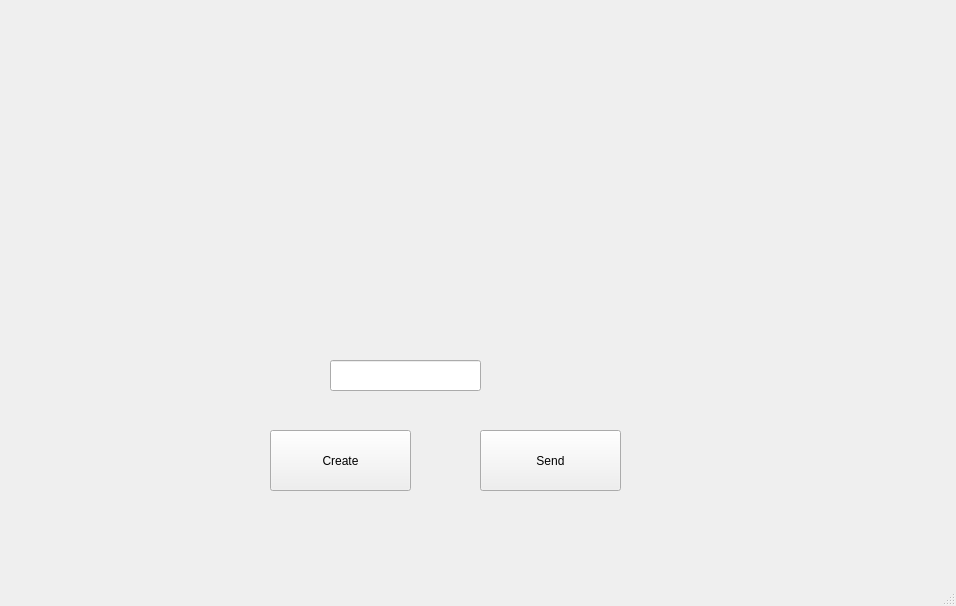
Qt form RemoteMonitor/MonitorClient.ui (ChiaMing501/RemoteMonitor) before a commit.
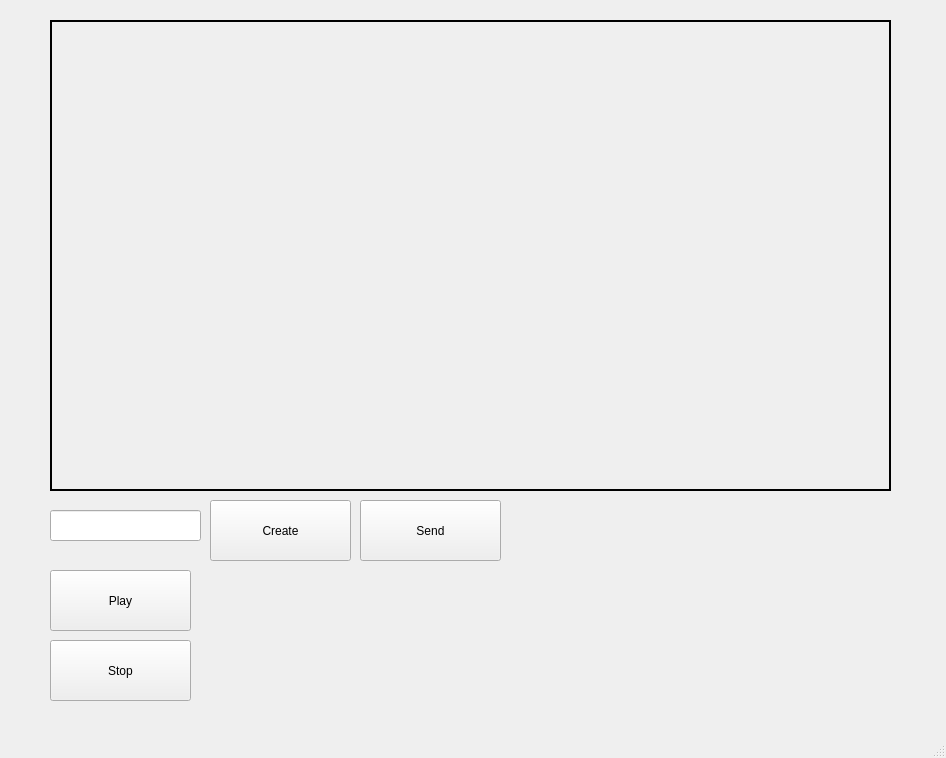
The same form after that commit.

Commit message: 1. Add Webcam function to QT and live view can be played using QT label widget. 2. Face detection function can work with live view.

Diff of the .ui file:
```diff
--- a/RemoteMonitor/MonitorClient.ui
+++ b/RemoteMonitor/MonitorClient.ui
@@ -6,8 +6,8 @@
    <rect>
     <x>0</x>
     <y>0</y>
-    <width>956</width>
-    <height>606</height>
+    <width>946</width>
+    <height>758</height>
    </rect>
   </property>
   <property name="windowTitle">
@@ -17,8 +17,8 @@
    <widget class="QPushButton" name="sendDataButton">
     <property name="geometry">
      <rect>
-      <x>480</x>
-      <y>430</y>
+      <x>360</x>
+      <y>500</y>
       <width>141</width>
       <height>61</height>
      </rect>
@@ -30,8 +30,8 @@
    <widget class="QPushButton" name="createDataButton">
     <property name="geometry">
      <rect>
-      <x>270</x>
-      <y>430</y>
+      <x>210</x>
+      <y>500</y>
       <width>141</width>
       <height>61</height>
      </rect>
@@ -43,8 +43,8 @@
    <widget class="QLineEdit" name="timeLineEdit">
     <property name="geometry">
      <rect>
-      <x>330</x>
-      <y>360</y>
+      <x>50</x>
+      <y>510</y>
       <width>151</width>
       <height>31</height>
      </rect>
@@ -56,6 +56,48 @@
      </font>
     </property>
    </widget>
+   <widget class="QLabel" name="liveViewLabel">
+    <property name="geometry">
+     <rect>
+      <x>50</x>
+      <y>20</y>
+      <width>841</width>
+      <height>471</height>
+     </rect>
+    </property>
+    <property name="frameShape">
+     <enum>QFrame::WinPanel</enum>
+    </property>
+    <property name="text">
+     <string/>
+    </property>
+   </widget>
+   <widget class="QPushButton" name="displayButton">
+    <property name="geometry">
+     <rect>
+      <x>50</x>
+      <y>570</y>
+      <width>141</width>
+      <height>61</height>
+     </rect>
+    </property>
+    <property name="text">
+     <string>Play</string>
+    </property>
+   </widget>
+   <widget class="QPushButton" name="stopButton">
+    <property name="geometry">
+     <rect>
+      <x>50</x>
+      <y>640</y>
+      <width>141</width>
+      <height>61</height>
+     </rect>
+    </property>
+    <property name="text">
+     <string>Stop</string>
+    </property>
+   </widget>
   </widget>
   <widget class="QMenuBar" name="menubar">
    <property name="geometry">
```
Left out of the diff: 2 changed lines with no effect on the pictures. The commit also changes 2 other files.
